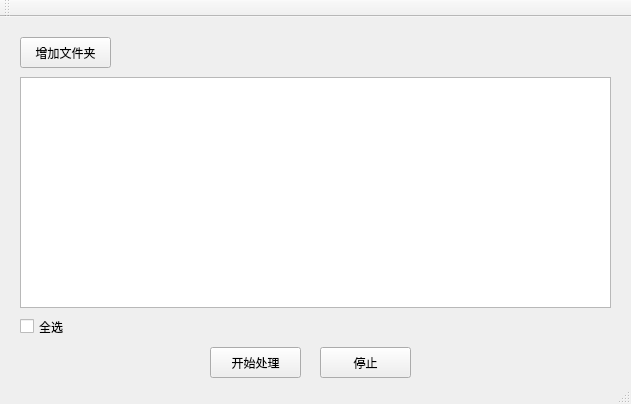
Before: the Qt Designer form mainwindow.ui in meitotoro/batchODM, drawn with Qt 5.
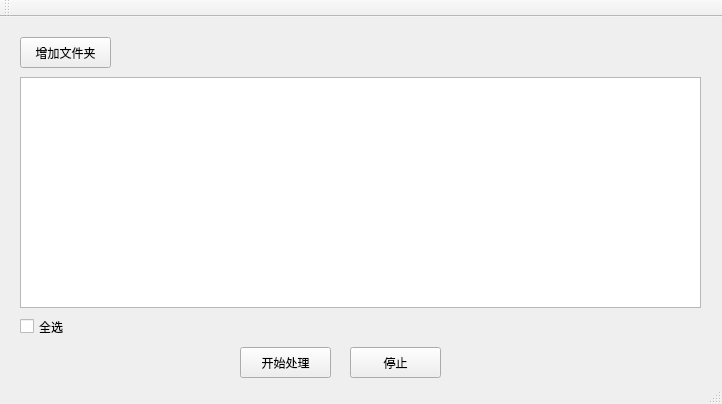
After: the same form once the commit is applied.

```diff
--- a/mainwindow.ui
+++ b/mainwindow.ui
@@ -6,7 +6,7 @@
    <rect>
     <x>0</x>
     <y>0</y>
-    <width>631</width>
+    <width>722</width>
     <height>404</height>
    </rect>
   </property>
@@ -30,7 +30,7 @@
    <widget class="QPushButton" name="pushButton_3">
     <property name="geometry">
      <rect>
-      <x>320</x>
+      <x>350</x>
       <y>330</y>
       <width>91</width>
       <height>31</height>
@@ -43,7 +43,7 @@
    <widget class="QPushButton" name="pushButton_4">
     <property name="geometry">
      <rect>
-      <x>210</x>
+      <x>240</x>
       <y>330</y>
       <width>91</width>
       <height>31</height>
@@ -71,7 +71,7 @@
      <rect>
       <x>20</x>
       <y>60</y>
-      <width>591</width>
+      <width>681</width>
       <height>231</height>
      </rect>
     </property>
```
Left out of the diff: 4 changed lines with no effect on the pictures.
